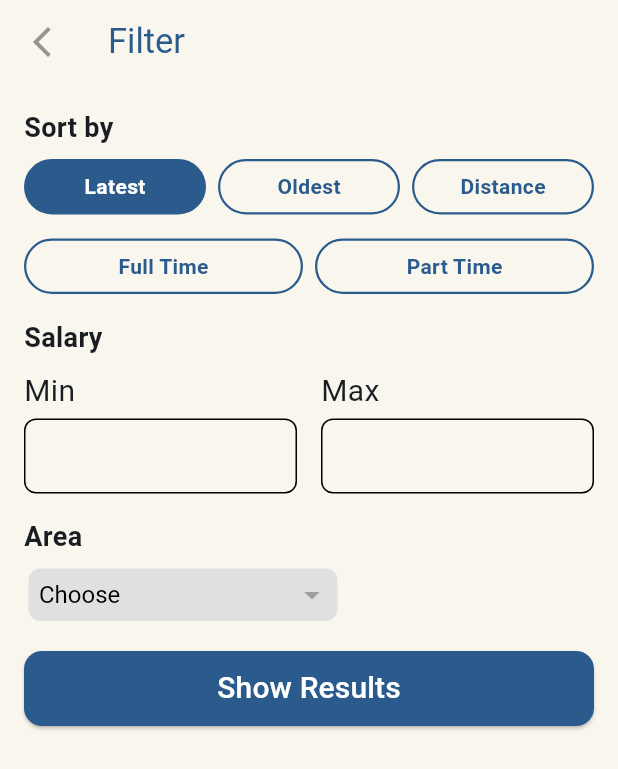
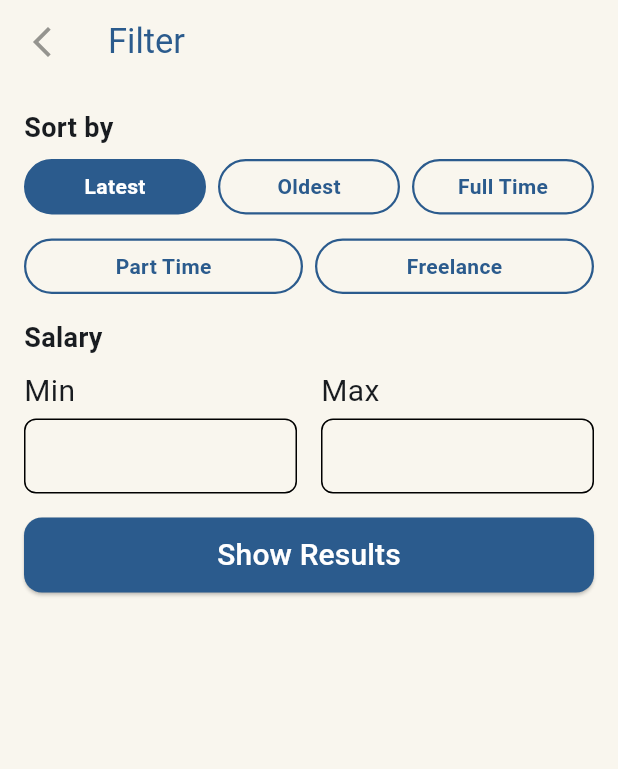
Before and after one commit to yousefmohamed35/home_view, a Flutter app: the FilterView screen opened directly, on a phone screen of 412 x 824 dp. Shown: the top 769 px of the screen. Run offline on Flutter 3.47's test engine with Material 3 defaults, Android fonts, the phone set to English and light mode, and no system bars; our stand-ins replace dartz, dio, flutter_bloc, get_it, google_fonts, timeago; missing offline and left inert: tap_to_expand; network calls fail.

Commit message:
create filtred

```diff
--- a/lib/core/model/job_data_model.dart
+++ b/lib/core/model/job_data_model.dart
@@ -1,4 +1,3 @@
-import '../../home/data/enums/job_type.dart';
 import '../../home/data/enums/salary_type.dart';
 import '../../home/data/extension/job_type_extension.dart';
 import '../../home/data/extension/salary_type_extension.dart';
@@ -13,7 +12,7 @@ class JobDataModel {
   final DateTime? postedOn;
   final SalaryType salaryTypeId;
   final double salary;
-  final JobType jobTypeTd;
+  final String jobTypeTd;
 
   factory JobDataModel.fromJson(Map<String, dynamic> json) => JobDataModel(
     id: json['id'],
@@ -25,7 +24,7 @@ class JobDataModel {
     postedOn: DateTime.parse(json['postedOn'] ?? json['savedOn'] as String),
     salaryTypeId: SalaryTypeExtension.fromId(json['salaryTypeId']),
     salary: json['salary'],
-    jobTypeTd: JobTypeExtension.fromId(json['jobTypeTd']),
+    jobTypeTd: JobTypeExtension.fromId(json['jobTypeTd']).name,
   );
 
   JobDataModel({
--- a/lib/home/presentation/view/job_description_view.dart
+++ b/lib/home/presentation/view/job_description_view.dart
@@ -43,7 +43,7 @@ class JobDescriptionView extends StatelessWidget {
               location: job.location,
               salary: job.salary.toStringAsFixed(0),
               salaryType: job.salaryTypeId.name,
-              jobType: job.jobTypeTd.name,
+              jobType: job.jobTypeTd,
             ),
             SizedBox(height: 8),
             ReviewsHeader(onViewAllPressed: () {}),
--- a/lib/home/presentation/view/widgets/home_view_item.dart
+++ b/lib/home/presentation/view/widgets/home_view_item.dart
@@ -1,3 +1,5 @@
+import 'dart:developer';
+
 import 'package:flutter/material.dart';
 import 'package:flutter_bloc/flutter_bloc.dart';
 import 'package:homeview/core/service/service_locator.dart';
@@ -7,6 +9,7 @@ import 'package:homeview/home/presentation/manager/added_job_cubit.dart';
 import 'package:homeview/home/presentation/view/job_description_view.dart';
 import 'package:homeview/home/presentation/view/widgets/custom_button.dart';
 import '../../../../core/app_colors.dart';
+import '../../../data/extension/job_type_extension.dart';
 import 'custom_rating.dart';
 import 'home_view_item_top.dart';
 import 'information_item.dart';
@@ -17,6 +20,7 @@ class HomeViewItem extends StatelessWidget {
   final JobModel job;
   @override
   Widget build(BuildContext context) {
+    log(JobTypeExtension.fromId(1).name);
     return BlocProvider(
       create: (context) => Addedjobcubit(getIt.get<HomeRepoImpl>()),
       child: Padding(
@@ -47,7 +51,7 @@ class HomeViewItem extends StatelessWidget {
                 ),
                 SizedBox(height: 10),
                 InformationItem(
-                    text: job.jobDataModel.jobTypeTd.name,
+                  text: job.jobDataModel.jobTypeTd,
                   icon: Icons.schedule,
                 ),
                 SizedBox(height: 10),
--- a/lib/search/presentation/view/filter_view.dart
+++ b/lib/search/presentation/view/filter_view.dart
@@ -3,7 +3,6 @@ import 'package:homeview/core/app_colors.dart';
 import 'package:homeview/search/presentation/view/widgets/sort_by_section.dart';
 import 'package:homeview/search/presentation/view/widgets/job_type_section.dart';
 import 'package:homeview/search/presentation/view/widgets/salary_section.dart';
-import 'package:homeview/search/presentation/view/widgets/area_section.dart';
 
 class FilterView extends StatefulWidget {
   const FilterView({super.key});
@@ -15,7 +14,6 @@ class FilterView extends StatefulWidget {
 
 class _FilterPageState extends State<FilterView> {
   String sortBy = 'Latest';
-  String jobType = 'Full Time';
   String area = 'Choose';
   double minSalary = 0;
   double maxSalary = 0;
@@ -69,14 +67,7 @@ class _FilterPageState extends State<FilterView> {
 
               // Section: Area
               SizedBox(height: 16),
-              AreaSection(
-                area: area,
-                onAreaChanged:
-                    (value) => setState(() => area = value ?? 'Choose'),
-              ),
 
-              // Button: Show Results
-              SizedBox(height: 20),
               ElevatedButton(
                 onPressed: () {
                   // Show results logic here
--- a/lib/search/presentation/view/search_view.dart
+++ b/lib/search/presentation/view/search_view.dart
@@ -1,5 +1,3 @@
-import 'dart:developer';
-
 import 'package:flutter/material.dart';
 import 'package:flutter_bloc/flutter_bloc.dart';
 import 'package:homeview/core/app_colors.dart';
@@ -48,9 +46,8 @@ class _SearchPageState extends State<SearchView> {
                 builder: (context, state) {
                   if (state is HomeViewSuccess) {
                     final jobs = state.jobs;
-                    log(jobs.length.toString());
+
                     if (jobs.isEmpty) {
-                      log(jobs.length.toString());
                       return const Center(child: Text('No Job Found'));
                     }
                     return searchController.text.isEmpty
--- a/lib/search/presentation/view/widgets/job_type_section.dart
+++ b/lib/search/presentation/view/widgets/job_type_section.dart
@@ -19,15 +19,15 @@ class JobTypeSection extends StatelessWidget {
         Row(
           children: [
             FilterButton(
-              text: 'Full Time',
-              value: 'Full Time',
+              text: 'Part Time',
+              value: 'Part Time',
               selectedValue: jobType,
               onPressed: (value) => onJobTypeChanged(value),
             ),
             SizedBox(width: 8),
             FilterButton(
-              text: 'Part Time',
-              value: 'Part Time',
+              text: 'Freelance',
+              value: 'Freelance',
               selectedValue: jobType,
               onPressed: (value) => onJobTypeChanged(value),
             ),
--- a/lib/search/presentation/view/widgets/search_history_list.dart
+++ b/lib/search/presentation/view/widgets/search_history_list.dart
@@ -1,5 +1,3 @@
-import 'dart:developer';
-
 import 'package:flutter/material.dart';
 import 'package:homeview/core/app_colors.dart';
 import 'package:homeview/home/data/models/home_model/job_model.dart';
@@ -20,7 +18,6 @@ class SearchHistoryList extends StatelessWidget {
     return ListView.builder(
       itemCount: searchHistory.length,
       itemBuilder: (context, index) {
-        log(searchHistory[0].jobDataModel.title);
         return ListTile(
           onTap: () {
 
--- a/lib/search/presentation/view/widgets/sort_by_section.dart
+++ b/lib/search/presentation/view/widgets/sort_by_section.dart
@@ -38,8 +38,8 @@ class SortBySection extends StatelessWidget {
             ),
             SizedBox(width: 8),
             FilterButton(
-              text: 'Distance',
-              value: 'Distance',
+              text: 'Full Time',
+              value: 'Full Time',
               selectedValue: sortBy,
               onPressed: (value) => onSortChanged(value),
             ),
```
Also changed, not shown: lib/home/presentation/manager/home_view_cubit.dart (+43 -3 lines). Lines whose indentation alone changed are shown as unchanged.
